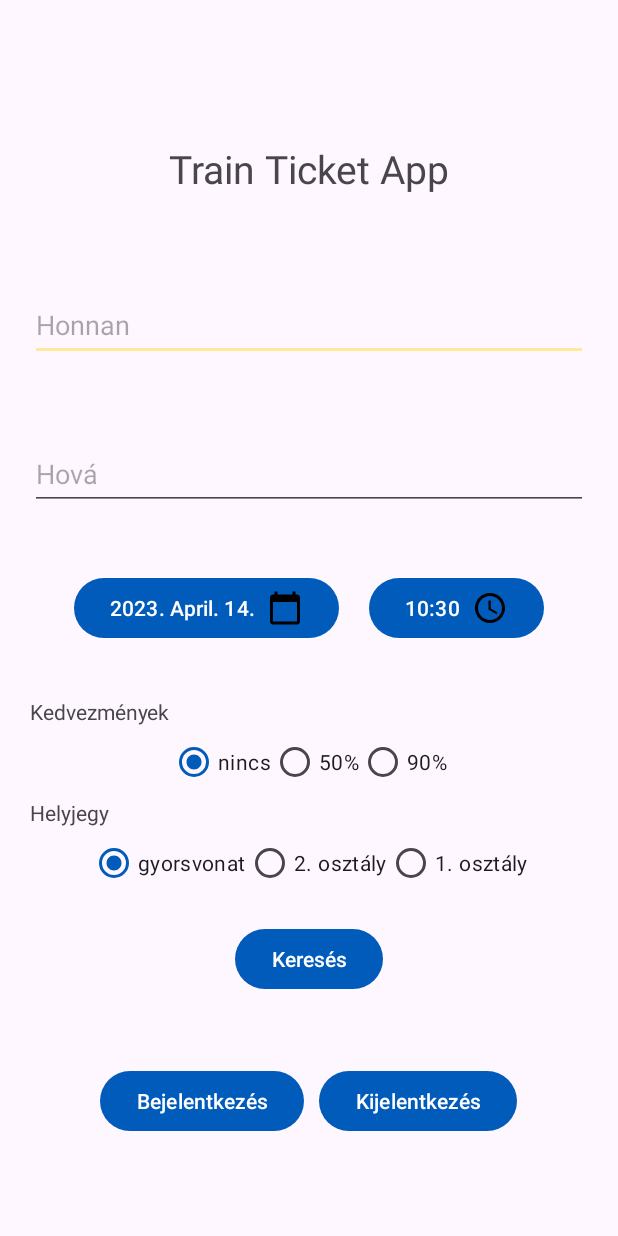
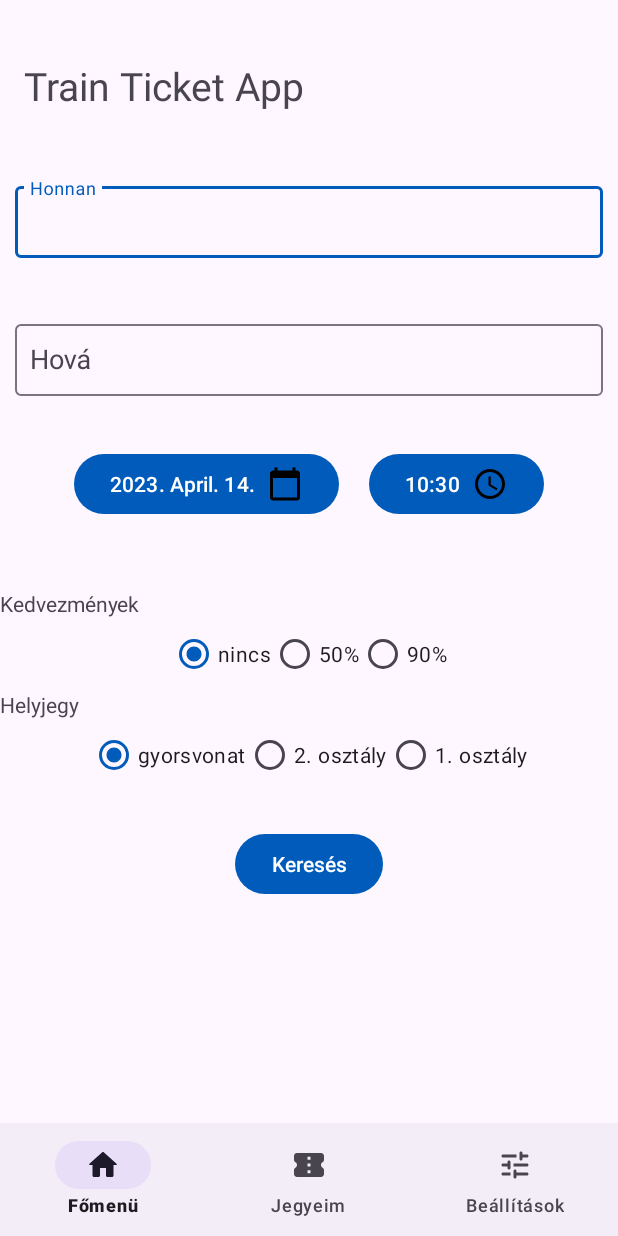
Before and after one commit to Asurce/train-ticket-app, an Android app: the screen it shows after launch (MainActivity), on a phone screen of 412 x 824 dp. Run offline under Robolectric (Android 15) with nearby library versions, the phone set to English and light mode, and no system bars; our stand-ins replace Firebase (no records; nobody signed in at launch, a user with empty details on screens opened directly).

Commit message:
Added bottom navigation Code cleanup Better variables and object management

```diff
--- a/app/src/main/AndroidManifest.xml
+++ b/app/src/main/AndroidManifest.xml
@@ -11,6 +11,9 @@
         android:supportsRtl="true"
         android:theme="@style/Theme.TrainTicketApp"
         tools:targetApi="31">
+        <activity
+            android:name=".SettingsActivity"
+            android:exported="false" />
         <activity
             android:name=".PurchaseActivity"
             android:exported="false" />
--- a/app/src/main/java/hu/mobilalk/trainticketapp/MainActivity.java
+++ b/app/src/main/java/hu/mobilalk/trainticketapp/MainActivity.java
@@ -1,5 +1,6 @@
 package hu.mobilalk.trainticketapp;
 
+import androidx.annotation.NonNull;
 import androidx.appcompat.app.AppCompatActivity;
 
 import android.app.DatePickerDialog;
@@ -9,14 +10,16 @@ import android.content.SharedPreferences;
 import android.os.Bundle;
 import android.text.format.DateFormat;
 import android.util.Log;
+import android.view.MenuItem;
 import android.view.View;
-import android.widget.AdapterView;
 import android.widget.ArrayAdapter;
 import android.widget.AutoCompleteTextView;
 import android.widget.Button;
 import android.widget.RadioGroup;
 import android.widget.Toast;
 
+import com.google.android.material.bottomnavigation.BottomNavigationView;
+import com.google.android.material.navigation.NavigationBarView;
 import com.google.firebase.auth.FirebaseAuth;
 import com.google.firebase.firestore.CollectionReference;
 import com.google.firebase.firestore.FirebaseFirestore;
@@ -25,7 +28,6 @@ import java.util.ArrayList;
 import java.util.Calendar;
 import java.util.List;
 import java.util.Objects;
-import java.util.stream.Collectors;
 
 import hu.mobilalk.trainticketapp.routes.RouteItem;
 import hu.mobilalk.trainticketapp.routes.RoutesActivity;
@@ -37,7 +39,7 @@ public class MainActivity extends AppCompatActivity {
 
     // ANDROID
     SharedPreferences preferences;
-    Calendar calendar;
+    Calendar inputDate;
 
     // FIREBASE
     FirebaseAuth fireAuth;
@@ -47,8 +49,8 @@ public class MainActivity extends AppCompatActivity {
     // CITY INPUT
     AutoCompleteTextView originACTV;
     AutoCompleteTextView destACTV;
-    ArrayAdapter<String> originAdapter;
-    ArrayAdapter<String> destAdapter;
+    ArrayAdapter<City> originAdapter;
+    ArrayAdapter<City> destAdapter;
     City originCity;
     City destCity;
     List<City> citiesList;
@@ -64,8 +66,7 @@ public class MainActivity extends AppCompatActivity {
 
     // BUTTONS
     Button searchButton;
-    Button loginOrTicketButton;
-    Button logoutButton;
+    BottomNavigationView bottomNav;
 
     // MISC
     View loadingSpinner;
@@ -77,7 +78,7 @@ public class MainActivity extends AppCompatActivity {
 
         // ANDROID
         preferences = getSharedPreferences(PREF_KEY, MODE_PRIVATE);
-        calendar = Calendar.getInstance();
+        inputDate = Calendar.getInstance();
 
         // FIREBASE
         fireAuth = FirebaseAuth.getInstance();
@@ -93,75 +94,53 @@ public class MainActivity extends AppCompatActivity {
         originAdapter = new ArrayAdapter<>(
                 this,
                 com.google.android.material.R.layout.support_simple_spinner_dropdown_item,
-                cityNamesList);
+                citiesList);
         originACTV.setAdapter(originAdapter);
         originACTV.setThreshold(1);
-        originACTV.setOnItemSelectedListener(new AdapterView.OnItemSelectedListener() {
-            @Override
-            public void onItemSelected(AdapterView<?> adapterView, View view, int i, long l) {
-                originCity = citiesList.get(i);
-                Log.i(LOG_TAG, "Selected destination city: " + destCity.getName());
-            }
-
-            @Override
-            public void onNothingSelected(AdapterView<?> adapterView) {
-                originCity = null;
-                Log.i(LOG_TAG, "Selected destination city: NONE");
-            }
+        originACTV.setOnItemClickListener((adapterView, view, i, l) -> {
+            originCity = (City) adapterView.getItemAtPosition(i);
+            Log.i(LOG_TAG, "Selected start city: " + originCity);
         });
 
         destAdapter = new ArrayAdapter<>(
                 this,
                 com.google.android.material.R.layout.support_simple_spinner_dropdown_item,
-                cityNamesList);
+                citiesList);
         destACTV.setAdapter(destAdapter);
         destACTV.setThreshold(1);
-        destACTV.setOnItemSelectedListener(new AdapterView.OnItemSelectedListener() {
-            @Override
-            public void onItemSelected(AdapterView<?> adapterView, View view, int i, long l) {
-                destCity = citiesList.get(i);
-                Log.i(LOG_TAG, "Selected destination city: " + destCity.getName());
-            }
-
-            @Override
-            public void onNothingSelected(AdapterView<?> adapterView) {
-                destCity = null;
-                Log.i(LOG_TAG, "Selected destination city: NONE");
-            }
+        destACTV.setOnItemClickListener((adapterView, view, i, l) -> {
+            destCity = (City) adapterView.getItemAtPosition(i);
+            Log.i(LOG_TAG, "Selected start city: " + originCity);
         });
 
         // DATE INPUT
         dateButton = findViewById(R.id.dateButton);
         timeButton = findViewById(R.id.timeButton);
-        dateButton.setText(DateFormat.format("yyyy. MMMM. dd.", calendar.getTime()));
+        dateButton.setText(DateFormat.format("yyyy. MMMM. dd.", inputDate.getTime()));
         dateButton.setOnClickListener(view -> {
             DatePickerDialog datePickerDialog = new DatePickerDialog(
                     this,
                     (datePicker, year, month, day) -> {
-                        calendar.set(year, month, day);
-                        dateButton.setText(DateFormat.format("yyyy. MMMM. dd.", calendar.getTime()));
+                        inputDate.set(year, month, day);
+                        dateButton.setText(DateFormat.format("yyyy. MMMM. dd.", inputDate.getTime()));
                     },
-                    calendar.get(Calendar.YEAR),
-                    calendar.get(Calendar.MONTH),
-                    calendar.get(Calendar.DAY_OF_MONTH)
+                    inputDate.get(Calendar.YEAR),
+                    inputDate.get(Calendar.MONTH),
+                    inputDate.get(Calendar.DAY_OF_MONTH)
             );
             datePickerDialog.show();
         });
-        timeButton.setText(DateFormat.format("HH:mm", calendar.getTime()));
+        timeButton.setText(DateFormat.format("HH:mm", inputDate.getTime()));
         timeButton.setOnClickListener(view -> {
             TimePickerDialog timePickerDialog = new TimePickerDialog(
                     this,
                     (timePicker, hour, minute) -> {
-                        calendar.set(
-                                calendar.get(Calendar.YEAR),
-                                calendar.get(Calendar.MONTH),
-                                calendar.get(Calendar.DAY_OF_MONTH),
-                                hour,
-                                minute);
-                        timeButton.setText(DateFormat.format("HH:mm", calendar.getTime()));
+                        inputDate.set(Calendar.HOUR, hour);
+                        inputDate.set(Calendar.MINUTE, minute);
+                        timeButton.setText(DateFormat.format("HH:mm", inputDate.getTime()));
                     },
-                    calendar.get(Calendar.HOUR),
-                    calendar.get(Calendar.MINUTE),
+                    inputDate.get(Calendar.HOUR),
+                    inputDate.get(Calendar.MINUTE),
                     true
             );
             timePickerDialog.show();
@@ -174,11 +153,29 @@ public class MainActivity extends AppCompatActivity {
         classRadioGroup.check(R.id.fastTrainRB);
 
         // BUTTONS
-        loginOrTicketButton = findViewById(R.id.loginOrTicketButton);
-        logoutButton = findViewById(R.id.logoutButton);
         searchButton = findViewById(R.id.searchButton);
-        logoutButton.setOnClickListener(this::logout);
         searchButton.setOnClickListener(this::search);
+
+        bottomNav = findViewById(R.id.bottomNav);
+        bottomNav.setOnItemSelectedListener(item -> {
+            switch (item.getItemId()) {
+                case R.id.home:
+                    startActivity(new Intent(getApplicationContext(), MainActivity.class));
+                    return true;
+                case R.id.tickets:
+                    startActivity(new Intent(getApplicationContext(), TicketsActivity.class));
+                    overridePendingTransition(R.anim.fade_in, R.anim.fade_out);
+                    return true;
+                case R.id.settings:
+                    startActivity(new Intent(getApplicationContext(), SettingsActivity.class));
+                    return true;
+                default:
+                    return true;
+            }
+        });
+        bottomNav.setOnItemReselectedListener(item -> {
+
+        });
 
         // MISC
         loadingSpinner = findViewById(R.id.loading_spinner);
@@ -191,25 +188,20 @@ public class MainActivity extends AppCompatActivity {
     @Override
     protected void onResume() {
         super.onResume();
-        if (fireAuth.getCurrentUser() == null) {
-            loginOrTicketButton.setText(R.string.login);
-            loginOrTicketButton.setOnClickListener(this::login);
-        } else {
-            loginOrTicketButton.setText(getString(R.string.my_tickets));
-            loginOrTicketButton.setOnClickListener(this::tickets);
-        }
+
+        bottomNav.setSelectedItemId(R.id.home);
     }
 
     public void queryCities() {
         citiesCollection.get().addOnSuccessListener(queryDocumentSnapshots -> {
             queryDocumentSnapshots.forEach(document -> {
                 citiesList.add(new City(
-                        (String) document.get("name"),
-                        (Long) document.get("distance"),
-                        (Long) document.get("routeID")
+                        document.getString("name"),
+                        document.getLong("distance").intValue(),
+                        document.getLong("routeID").intValue()
                 ));
+                cityNamesList.add(document.getString("name"));
             });
-            cityNamesList = citiesList.stream().map(City::getName).collect(Collectors.toList());
             originAdapter.notifyDataSetChanged();
             destAdapter.notifyDataSetChanged();
 
@@ -225,21 +217,21 @@ public class MainActivity extends AppCompatActivity {
             Toast.makeText(this, "Válassz különböző állomásokat!", Toast.LENGTH_SHORT).show();
         } else {
 
-            Log.i(LOG_TAG, calendar.getTime().toString());
+            Log.i(LOG_TAG, inputDate.getTime().toString());
 
-            Calendar arrive = Calendar.getInstance();
-            Long distance = 0L;
+            Calendar calcDate = Calendar.getInstance();
+            Integer distance;
 
             if (originCity.getRouteID() == 0) {
                 distance = destCity.getDistance();
-                arrive.setTimeInMillis(calendar.getTimeInMillis() + distance / 2 * 60000L);
+                calcDate.setTimeInMillis(inputDate.getTimeInMillis() + distance / 2 * 60000L);
             } else if (Objects.equals(originCity.getRouteID(), destCity.getRouteID())) {
                 distance = Math.abs(originCity.getDistance() - destCity.getDistance());
-                arrive.setTimeInMillis(calendar.getTimeInMillis() +
+                calcDate.setTimeInMillis(inputDate.getTimeInMillis() +
                         distance / 2 * 60000L);
             } else {
                 distance = originCity.getDistance() + destCity.getDistance();
-                arrive.setTimeInMillis((calendar.getTimeInMillis() +
+                calcDate.setTimeInMillis((inputDate.getTimeInMillis() +
                         distance / 2 * 60000L));
             }
 
@@ -247,27 +239,15 @@ public class MainActivity extends AppCompatActivity {
             searchIntent.putExtra("searchData", new RouteItem(
                     originCity.getName(),
                     destCity.getName(),
-                    calendar.getTime(),
-                    arrive.getTime(),
+                    inputDate.getTime(),
+                    calcDate.getTime(),
                     discountRadioGroup.indexOfChild(findViewById(discountRadioGroup.getCheckedRadioButtonId())),
                     classRadioGroup.indexOfChild(findViewById(classRadioGroup.getCheckedRadioButtonId())),
                     distance,
-                    (int)Math.log(distance)*150));
+                    (int)Math.log(distance)*700));
+            searchIntent.putExtra("isDepartDate", true);
             startActivity(searchIntent);
         }
-    }
-
-    public void login(View view) {
-        startActivity(new Intent(this, LoginActivity.class));
-    }
-
-    public void logout(View view) {
-        fireAuth.signOut();
-        Log.i(LOG_TAG, "SUCCESSFULLY LOGGED OUT!");
-
-
-        loginOrTicketButton.setText(R.string.login);
-        loginOrTicketButton.setOnClickListener(this::login);
     }
 
     public void tickets(View view) {
--- /dev/null
+++ b/app/src/main/res/anim/fade_in.xml
@@ -0,0 +1,5 @@
+<?xml version="1.0" encoding="utf-8"?>
+<alpha xmlns:android="http://schemas.android.com/apk/res/android"
+    android:interpolator="@android:anim/accelerate_interpolator"
+    android:fromAlpha="0.0" android:toAlpha="1.0"
+    android:duration="150"/>
--- /dev/null
+++ b/app/src/main/res/anim/fade_out.xml
@@ -0,0 +1,6 @@
+<?xml version="1.0" encoding="utf-8"?>
+<alpha xmlns:android="http://schemas.android.com/apk/res/android"
+    android:interpolator="@android:anim/accelerate_interpolator"
+    android:fromAlpha="1.0" android:toAlpha="0.0"
+
+    android:duration="150" />
--- /dev/null
+++ b/app/src/main/res/drawable/home.xml
@@ -0,0 +1,5 @@
+<vector android:height="24dp" android:tint="#000000"
+    android:viewportHeight="24" android:viewportWidth="24"
+    android:width="24dp" xmlns:android="http://schemas.android.com/apk/res/android">
+    <path android:fillColor="@android:color/white" android:pathData="M10,19v-5h4v5c0,0.55 0.45,1 1,1h3c0.55,0 1,-0.45 1,-1v-7h1.7c0.46,0 0.68,-0.57 0.33,-0.87L12.67,3.6c-0.38,-0.34 -0.96,-0.34 -1.34,0l-8.36,7.53c-0.34,0.3 -0.13,0.87 0.33,0.87H5v7c0,0.55 0.45,1 1,1h3c0.55,0 1,-0.45 1,-1z"/>
+</vector>
--- /dev/null
+++ b/app/src/main/res/drawable/settings.xml
@@ -0,0 +1,5 @@
+<vector android:height="24dp" android:tint="#000000"
+    android:viewportHeight="24" android:viewportWidth="24"
+    android:width="24dp" xmlns:android="http://schemas.android.com/apk/res/android">
+    <path android:fillColor="@android:color/white" android:pathData="M3,18c0,0.55 0.45,1 1,1h5v-2L4,17c-0.55,0 -1,0.45 -1,1zM3,6c0,0.55 0.45,1 1,1h9L13,5L4,5c-0.55,0 -1,0.45 -1,1zM13,20v-1h7c0.55,0 1,-0.45 1,-1s-0.45,-1 -1,-1h-7v-1c0,-0.55 -0.45,-1 -1,-1s-1,0.45 -1,1v4c0,0.55 0.45,1 1,1s1,-0.45 1,-1zM7,10v1L4,11c-0.55,0 -1,0.45 -1,1s0.45,1 1,1h3v1c0,0.55 0.45,1 1,1s1,-0.45 1,-1v-4c0,-0.55 -0.45,-1 -1,-1s-1,0.45 -1,1zM21,12c0,-0.55 -0.45,-1 -1,-1h-9v2h9c0.55,0 1,-0.45 1,-1zM16,9c0.55,0 1,-0.45 1,-1L17,7h3c0.55,0 1,-0.45 1,-1s-0.45,-1 -1,-1h-3L17,4c0,-0.55 -0.45,-1 -1,-1s-1,0.45 -1,1v4c0,0.55 0.45,1 1,1z"/>
+</vector>
--- /dev/null
+++ b/app/src/main/res/drawable/ticket.xml
@@ -0,0 +1,5 @@
+<vector android:height="24dp" android:tint="#000000"
+    android:viewportHeight="24" android:viewportWidth="24"
+    android:width="24dp" xmlns:android="http://schemas.android.com/apk/res/android">
+    <path android:fillColor="@android:color/white" android:pathData="M22,8.54L22,6c0,-1.1 -0.9,-2 -2,-2L4,4c-1.1,0 -1.99,0.89 -1.99,2v2.54c0,0.69 0.33,1.37 0.94,1.69C3.58,10.58 4,11.24 4,12s-0.43,1.43 -1.06,1.76c-0.6,0.33 -0.94,1.01 -0.94,1.7L2,18c0,1.1 0.9,2 2,2h16c1.1,0 2,-0.9 2,-2v-2.54c0,-0.69 -0.34,-1.37 -0.94,-1.7 -0.63,-0.34 -1.06,-1 -1.06,-1.76s0.43,-1.42 1.06,-1.76c0.6,-0.33 0.94,-1.01 0.94,-1.7zM13,17.5h-2v-2h2v2zM13,13h-2v-2h2v2zM13,8.5h-2v-2h2v2z"/>
+</vector>
--- a/app/src/main/res/layout/activity_main.xml
+++ b/app/src/main/res/layout/activity_main.xml
@@ -4,7 +4,6 @@
     xmlns:tools="http://schemas.android.com/tools"
     android:layout_width="match_parent"
     android:layout_height="match_parent"
-    android:padding="20dp"
     tools:context=".MainActivity">
 
     <TextView
@@ -15,58 +14,56 @@
         android:textSize="26sp"
         app:layout_constraintBottom_toBottomOf="parent"
         app:layout_constraintEnd_toEndOf="parent"
+        app:layout_constraintHorizontal_bias="0.07"
         app:layout_constraintStart_toStartOf="parent"
         app:layout_constraintTop_toTopOf="parent"
-        app:layout_constraintVertical_bias="0.1" />
+        app:layout_constraintVertical_bias="0.05" />
 
-<!--    <com.google.android.material.textfield.TextInputLayout-->
-<!--        android:id="@+id/originTIL"-->
-<!--        android:layout_width="match_parent"-->
-<!--        android:layout_height="wrap_content"-->
-<!--        app:layout_constraintBottom_toBottomOf="parent"-->
-<!--        app:layout_constraintEnd_toEndOf="parent"-->
-<!--        app:layout_constraintStart_toStartOf="parent"-->
-<!--        app:layout_constraintTop_toBottomOf="@+id/appTitleTextView"-->
-<!--        app:layout_constraintVertical_bias="0.1">-->
-
-<!--        <com.google.android.material.textfield.MaterialAutoCompleteTextView-->
-<!--            android:id="@+id/originACTV"-->
-<!--            android:layout_width="match_parent"-->
-<!--            android:layout_height="wrap_content"-->
-<!--            android:ems="10"-->
-<!--            android:hint="@string/from"-->
-<!--            android:inputType="text"-->
-<!--            android:minHeight="48dp"/>-->
-
-<!--    </com.google.android.material.textfield.TextInputLayout>-->
-
-    <AutoCompleteTextView
-        android:id="@+id/originACTV"
+    <com.google.android.material.textfield.TextInputLayout
+        android:id="@+id/originTIL"
         android:layout_width="match_parent"
         android:layout_height="wrap_content"
-        android:ems="10"
-        android:hint="@string/from"
-        android:inputType="text"
-        android:minHeight="48dp"
+        android:layout_margin="10dp"
         app:layout_constraintBottom_toBottomOf="parent"
         app:layout_constraintEnd_toEndOf="parent"
         app:layout_constraintStart_toStartOf="parent"
         app:layout_constraintTop_toBottomOf="@+id/appTitleTextView"
-        app:layout_constraintVertical_bias="0.1" />
+        app:layout_constraintVertical_bias="0.05">
 
-    <AutoCompleteTextView
-        android:id="@+id/destACTV"
+        <com.google.android.material.textfield.MaterialAutoCompleteTextView
+            android:id="@+id/originACTV"
+            android:layout_width="match_parent"
+            android:layout_height="wrap_content"
+            android:padding="10dp"
+            android:ems="10"
+            android:hint="@string/from"
+            android:inputType="text"
+            android:minHeight="48dp"/>
+
+    </com.google.android.material.textfield.TextInputLayout>
+
+    <com.google.android.material.textfield.TextInputLayout
+        android:id="@+id/destTIL"
         android:layout_width="match_parent"
         android:layout_height="wrap_content"
-        android:ems="10"
-        android:hint="@string/destination"
-        android:inputType="text"
-        android:minHeight="48dp"
+        android:layout_margin="10dp"
         app:layout_constraintBottom_toBottomOf="parent"
         app:layout_constraintEnd_toEndOf="parent"
         app:layout_constraintStart_toStartOf="parent"
-        app:layout_constraintTop_toBottomOf="@+id/originACTV"
-        app:layout_constraintVertical_bias="0.1"/>
+        app:layout_constraintTop_toBottomOf="@+id/originTIL"
+        app:layout_constraintVertical_bias="0.05">
+
+        <com.google.android.material.textfield.MaterialAutoCompleteTextView
+            android:id="@+id/destACTV"
+            android:layout_width="match_parent"
+            android:layout_height="wrap_content"
+            android:padding="10dp"
+            android:ems="10"
+            android:hint="@string/destination"
+            android:inputType="text"
+            android:minHeight="48dp"/>
+
+    </com.google.android.material.textfield.TextInputLayout>
 
     <LinearLayout
         android:id="@+id/whenLinearLayout"
@@ -74,11 +71,12 @@
         android:layout_height="wrap_content"
         android:gravity="center"
         android:orientation="horizontal"
+        android:layout_margin="10dp"
         app:layout_constraintBottom_toBottomOf="parent"
         app:layout_constraintEnd_toEndOf="parent"
         app:layout_constraintStart_toStartOf="parent"
-        app:layout_constraintTop_toBottomOf="@+id/destACTV"
-        app:layout_constraintVertical_bias="0.1">
+        app:layout_constraintTop_toBottomOf="@+id/destTIL"
+        app:layout_constraintVertical_bias="0.05">
 
         <Button
             android:id="@+id/dateButton"
@@ -193,32 +191,19 @@
         app:layout_constraintTop_toBottomOf="@+id/classRadioGroup"
         app:layout_constraintVertical_bias="0.1" />
 
-    <LinearLayout
-        android:layout_width="match_parent"
-        android:layout_height="wrap_content"
-        android:gravity="center"
-        app:layout_constraintBottom_toBottomOf="parent"
-        app:layout_constraintEnd_toEndOf="parent"
-        app:layout_constraintStart_toStartOf="parent"
-        app:layout_constraintTop_toBottomOf="@+id/searchButton"
-        app:layout_constraintVertical_bias="0.5">
-
-        <Button
-            android:id="@+id/loginOrTicketButton"
-            android:layout_width="wrap_content"
-            android:layout_height="wrap_content"
-            android:text="@string/placeholder" />
-
-        <Button
-            android:id="@+id/logoutButton"
-            android:layout_width="wrap_content"
-            android:layout_height="wrap_content"
-            android:layout_marginStart="10dp"
-            android:text="@string/logout" />
-    </LinearLayout>
-
     <include
         android:id="@+id/loading_spinner"
         layout="@layout/loading_spinner"/>
 
+    <com.google.android.material.bottomnavigation.BottomNavigationView
+        android:id="@+id/bottomNav"
+        android:layout_width="match_parent"
+        android:layout_height="75dp"
+        app:layout_constraintBottom_toBottomOf="parent"
+        app:layout_constraintEnd_toEndOf="parent"
+        app:layout_constraintHorizontal_bias="0.5"
+        app:layout_constraintStart_toStartOf="parent"
+        app:menu="@menu/bottom_nav_menu"
+        />
+
 </androidx.constraintlayout.widget.ConstraintLayout>
--- /dev/null
+++ b/app/src/main/res/menu/bottom_nav_menu.xml
@@ -0,0 +1,17 @@
+<?xml version="1.0" encoding="utf-8"?>
+<menu xmlns:android="http://schemas.android.com/apk/res/android">
+
+    <item
+        android:id="@+id/home"
+        android:title="@string/home_menu"
+        android:icon="@drawable/home"/>
+    <item
+        android:id="@+id/tickets"
+        android:title="@string/tickets_menu"
+        android:icon="@drawable/ticket"/>
+    <item
+        android:id="@+id/settings"
+        android:title="@string/settings_menu"
+        android:icon="@drawable/settings"/>
+
+</menu>
--- a/app/src/main/res/values/strings.xml
+++ b/app/src/main/res/values/strings.xml
@@ -12,8 +12,11 @@
     <string name="last_name">Vezetéknév</string>
     <string name="first_name">Keresztnév</string>
     <string name="password_again">Jelszó ismét</string>
-    <string name="loading">Egy pillanat...</string>
+    <string name="loading">Egy pillanat…</string>
     <string name="discounts">Kedvezmények</string>
-    <string name="placeholder">placeholder</string>
+    <string name="placeholder">plchldr</string>
     <string name="logout">Kijelentkezés</string>
+    <string name="home_menu">Főmenü</string>
+    <string name="tickets_menu">Jegyeim</string>
+    <string name="settings_menu">Beállítások</string>
 </resources>
```
Also changed, not shown: app/src/main/java/hu/mobilalk/trainticketapp/City.java (+15 -7 lines), app/src/main/java/hu/mobilalk/trainticketapp/SettingsActivity.java (added, +14 -0 lines), app/src/main/java/hu/mobilalk/trainticketapp/routes/RouteItem.java (+13 -13 lines), app/src/main/java/hu/mobilalk/trainticketapp/routes/RoutesActivity.java (+23 -18 lines), app/src/main/java/hu/mobilalk/trainticketapp/tickets/TicketsActivity.java (+34 -0 lines), app/src/main/res/layout/activity_settings.xml (added, +9 -0 lines), app/src/main/res/layout/activity_tickets.xml (+12 -1 lines), app/src/main/res/layout/route_item.xml (+16 -12 lines).
